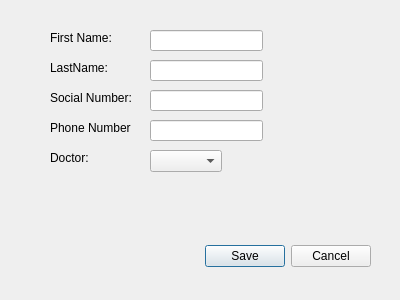
Before: the Qt Designer form GroupFour_DoctorsOffice/addpatientdialog.ui in KittimasakBunrat/GroupFour_DoctorsOffice, drawn with Qt 5.
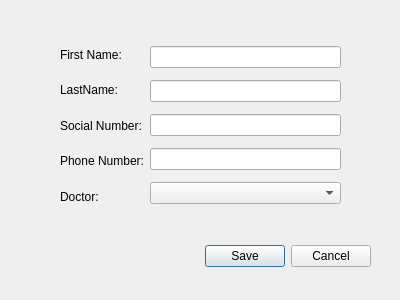
After: the same form once the commit is applied.

Patch:
```diff
--- a/GroupFour_DoctorsOffice/addpatientdialog.ui
+++ b/GroupFour_DoctorsOffice/addpatientdialog.ui
@@ -29,120 +29,75 @@
     <set>QDialogButtonBox::Cancel|QDialogButtonBox::Save</set>
    </property>
   </widget>
-  <widget class="QLabel" name="social_number_label">
+  <widget class="QWidget" name="">
    <property name="geometry">
     <rect>
-     <x>50</x>
-     <y>90</y>
-     <width>81</width>
-     <height>16</height>
+     <x>60</x>
+     <y>40</y>
+     <width>281</width>
+     <height>171</height>
     </rect>
    </property>
-   <property name="text">
-    <string>Social Number:</string>
-   </property>
-  </widget>
+   <layout class="QHBoxLayout" name="horizontalLayout">
+    <item>
+     <layout class="QVBoxLayout" name="verticalLayout">
+      <item>
   <widget class="QLabel" name="first_name_label">
-   <property name="geometry">
-    <rect>
-     <x>50</x>
-     <y>30</y>
-     <width>71</width>
-     <height>16</height>
-    </rect>
-   </property>
    <property name="text">
     <string>First Name:</string>
    </property>
   </widget>
+      </item>
+      <item>
   <widget class="QLabel" name="last_name_label">
-   <property name="geometry">
-    <rect>
-     <x>50</x>
-     <y>60</y>
-     <width>71</width>
-     <height>16</height>
-    </rect>
-   </property>
    <property name="text">
     <string>LastName:</string>
    </property>
   </widget>
+      </item>
+      <item>
+       <widget class="QLabel" name="social_number_label">
+        <property name="text">
+         <string>Social Number:</string>
+        </property>
+       </widget>
+      </item>
+      <item>
   <widget class="QLabel" name="phone_number_label">
-   <property name="geometry">
-    <rect>
-     <x>50</x>
-     <y>120</y>
-     <width>81</width>
-     <height>16</height>
-    </rect>
-   </property>
    <property name="text">
     <string>Phone Number:</string>
    </property>
   </widget>
+      </item>
+      <item>
   <widget class="QLabel" name="doctor_label">
-   <property name="geometry">
-    <rect>
-     <x>50</x>
-     <y>150</y>
-     <width>51</width>
-     <height>16</height>
-    </rect>
-   </property>
    <property name="text">
     <string>Doctor:</string>
    </property>
   </widget>
-  <widget class="QComboBox" name="doctor_combo_box">
-   <property name="geometry">
-    <rect>
-     <x>150</x>
-     <y>150</y>
-     <width>72</width>
-     <height>22</height>
-    </rect>
-   </property>
-  </widget>
-  <widget class="QLineEdit" name="phone_number_edit">
-   <property name="geometry">
-    <rect>
-     <x>150</x>
-     <y>120</y>
-     <width>113</width>
-     <height>21</height>
-    </rect>
-   </property>
-  </widget>
-  <widget class="QLineEdit" name="last_name_edit">
-   <property name="geometry">
-    <rect>
-     <x>150</x>
-     <y>60</y>
-     <width>113</width>
-     <height>21</height>
-    </rect>
-   </property>
-  </widget>
-  <widget class="QLineEdit" name="first_name_edit">
-   <property name="geometry">
-    <rect>
-     <x>150</x>
-     <y>30</y>
-     <width>113</width>
-     <height>21</height>
-    </rect>
-   </property>
-  </widget>
-  <widget class="QLineEdit" name="social_number_edit">
-   <property name="geometry">
-    <rect>
-     <x>150</x>
-     <y>90</y>
-     <width>113</width>
-     <height>21</height>
-    </rect>
-   </property>
+      </item>
+     </layout>
+    </item>
+    <item>
+     <layout class="QVBoxLayout" name="verticalLayout_2">
+      <item>
+       <widget class="QLineEdit" name="first_name_edit"/>
+      </item>
+      <item>
+       <widget class="QLineEdit" name="last_name_edit"/>
+      </item>
+      <item>
+       <widget class="QLineEdit" name="social_number_edit"/>
+      </item>
+      <item>
+       <widget class="QLineEdit" name="phone_number_edit"/>
+      </item>
+      <item>
+       <widget class="QComboBox" name="doctor_combo_box"/>
+      </item>
+     </layout>
+    </item>
+   </layout>
   </widget>
  </widget>
  <tabstops>
```
Lines whose indentation alone changed are shown as unchanged.
